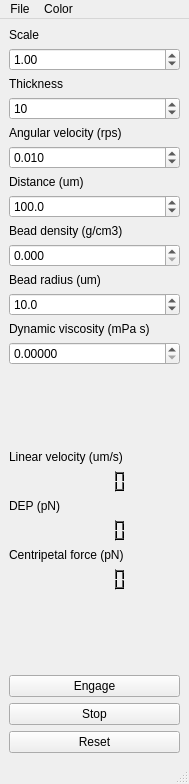
First picture: the form in main_window.ui, repository tortugueta/OET, before the edit.
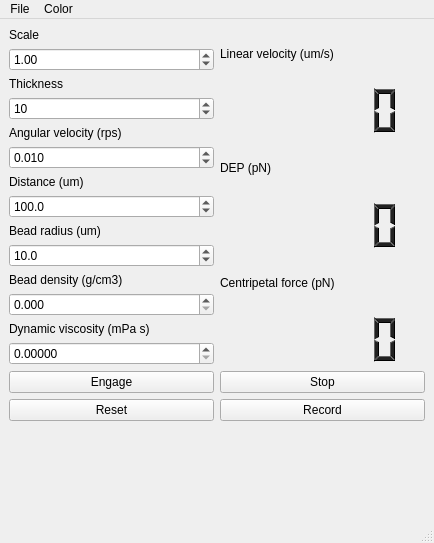
Second picture: the form after the edit.

Commit message: Add functionality to record parameters to file

The edit to the form file:
```diff
--- a/main_window.ui
+++ b/main_window.ui
@@ -7,8 +7,8 @@
    <rect>
     <x>0</x>
     <y>0</y>
-    <width>189</width>
-    <height>784</height>
+    <width>434</width>
+    <height>543</height>
    </rect>
   </property>
   <property name="windowTitle">
@@ -18,9 +18,9 @@
    <property name="autoFillBackground">
     <bool>false</bool>
    </property>
-   <layout class="QGridLayout" name="gridLayout">
+   <layout class="QGridLayout" name="gridLayout_2">
     <item row="0" column="0">
-     <layout class="QVBoxLayout" name="verticalLayout_12">
+     <layout class="QVBoxLayout" name="verticalLayout">
       <item>
        <layout class="QVBoxLayout" name="verticalLayout_2">
         <item>
@@ -144,33 +144,6 @@
         </item>
        </layout>
       </item>
-      <item>
-       <layout class="QVBoxLayout" name="verticalLayout_10">
-        <item>
-         <widget class="QLabel" name="densityLabel">
-          <property name="text">
-           <string>Bead density (g/cm3)</string>
-          </property>
-          <property name="buddy">
-           <cstring>densitySpinBox</cstring>
-          </property>
-         </widget>
-        </item>
-        <item>
-         <widget class="QDoubleSpinBox" name="densitySpinBox">
-          <property name="toolTip">
-           <string>The density of the bead in g/cm3</string>
-          </property>
-          <property name="decimals">
-           <number>3</number>
-          </property>
-          <property name="maximum">
-           <double>100.000000000000000</double>
-          </property>
-         </widget>
-        </item>
-       </layout>
-      </item>
       <item>
        <layout class="QVBoxLayout" name="verticalLayout_6">
         <item>
@@ -201,6 +174,33 @@
         </item>
        </layout>
       </item>
+      <item>
+       <layout class="QVBoxLayout" name="verticalLayout_10">
+        <item>
+         <widget class="QLabel" name="densityLabel">
+          <property name="text">
+           <string>Bead density (g/cm3)</string>
+          </property>
+          <property name="buddy">
+           <cstring>densitySpinBox</cstring>
+          </property>
+         </widget>
+        </item>
+        <item>
+         <widget class="QDoubleSpinBox" name="densitySpinBox">
+          <property name="toolTip">
+           <string>The density of the bead in g/cm3</string>
+          </property>
+          <property name="decimals">
+           <number>3</number>
+          </property>
+          <property name="maximum">
+           <double>100.000000000000000</double>
+          </property>
+         </widget>
+        </item>
+       </layout>
+      </item>
       <item>
        <layout class="QVBoxLayout" name="verticalLayout_7">
         <item>
@@ -228,19 +228,10 @@
         </item>
        </layout>
       </item>
-      <item>
-       <spacer name="verticalSpacer">
-        <property name="orientation">
-         <enum>Qt::Vertical</enum>
-        </property>
-        <property name="sizeHint" stdset="0">
-         <size>
-          <width>20</width>
-          <height>23</height>
-         </size>
-        </property>
-       </spacer>
-      </item>
+     </layout>
+    </item>
+    <item row="0" column="1">
+     <layout class="QVBoxLayout" name="verticalLayout_12">
       <item>
        <layout class="QVBoxLayout" name="verticalLayout_5">
         <item>
@@ -772,22 +763,11 @@
         </item>
        </layout>
       </item>
-      <item>
-       <spacer name="verticalSpacer_2">
-        <property name="orientation">
-         <enum>Qt::Vertical</enum>
-        </property>
-        <property name="sizeHint" stdset="0">
-         <size>
-          <width>20</width>
-          <height>13</height>
-         </size>
-        </property>
-       </spacer>
-      </item>
-      <item>
-       <layout class="QVBoxLayout" name="verticalLayout">
-        <item>
+     </layout>
+    </item>
+    <item row="1" column="0" colspan="2">
+     <layout class="QGridLayout" name="gridLayout">
+      <item row="0" column="0">
          <widget class="QPushButton" name="engagePushButton">
           <property name="toolTip">
            <string>Start the animation</string>
@@ -797,7 +777,7 @@
           </property>
          </widget>
         </item>
-        <item>
+      <item row="0" column="1">
          <widget class="QPushButton" name="stopPushButton">
           <property name="toolTip">
            <string>Stop the animation</string>
@@ -807,7 +787,7 @@
           </property>
          </widget>
         </item>
-        <item>
+      <item row="1" column="0">
          <widget class="QPushButton" name="resetPushButton">
           <property name="toolTip">
            <string>Reset the rotation of the figure to zero</string>
@@ -817,10 +797,31 @@
           </property>
          </widget>
         </item>
-       </layout>
+      <item row="1" column="1">
+       <widget class="QPushButton" name="recordPushButton">
+        <property name="toolTip">
+         <string>Record the current parameters to file</string>
+        </property>
+        <property name="text">
+         <string>Record</string>
+        </property>
+       </widget>
       </item>
      </layout>
     </item>
+    <item row="2" column="0">
+     <spacer name="verticalSpacer">
+      <property name="orientation">
+       <enum>Qt::Vertical</enum>
+      </property>
+      <property name="sizeHint" stdset="0">
+       <size>
+        <width>20</width>
+        <height>40</height>
+       </size>
+      </property>
+     </spacer>
+    </item>
    </layout>
    <zorder></zorder>
    <zorder>densityLabel</zorder>
@@ -832,7 +833,7 @@
     <rect>
      <x>0</x>
      <y>0</y>
-     <width>189</width>
+     <width>434</width>
      <height>27</height>
     </rect>
    </property>
```
Left out of the diff: 7 changed lines with no effect on the pictures. Lines whose indentation alone changed are shown as unchanged. The commit also changes 2 other files.
